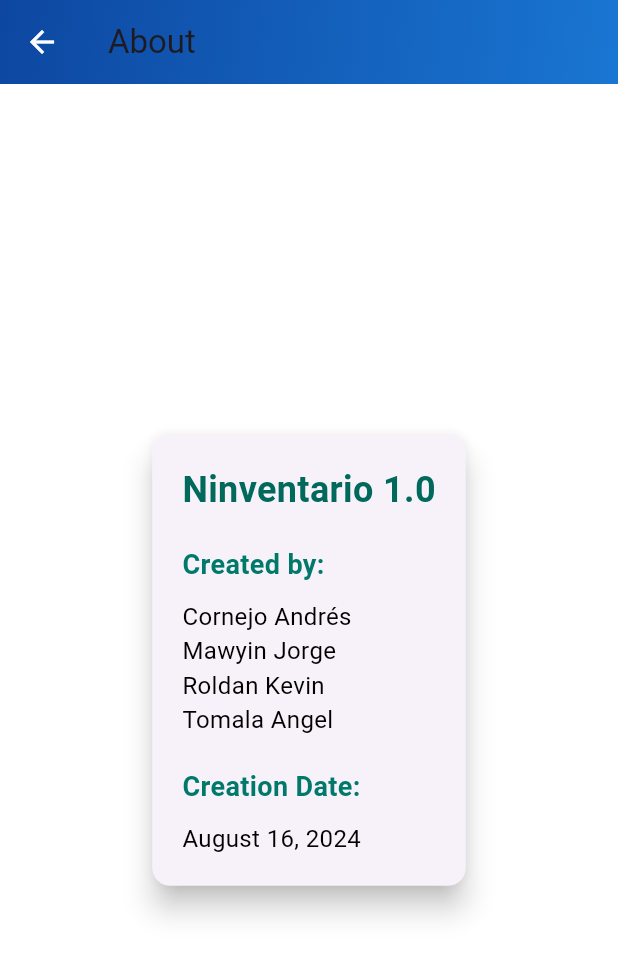
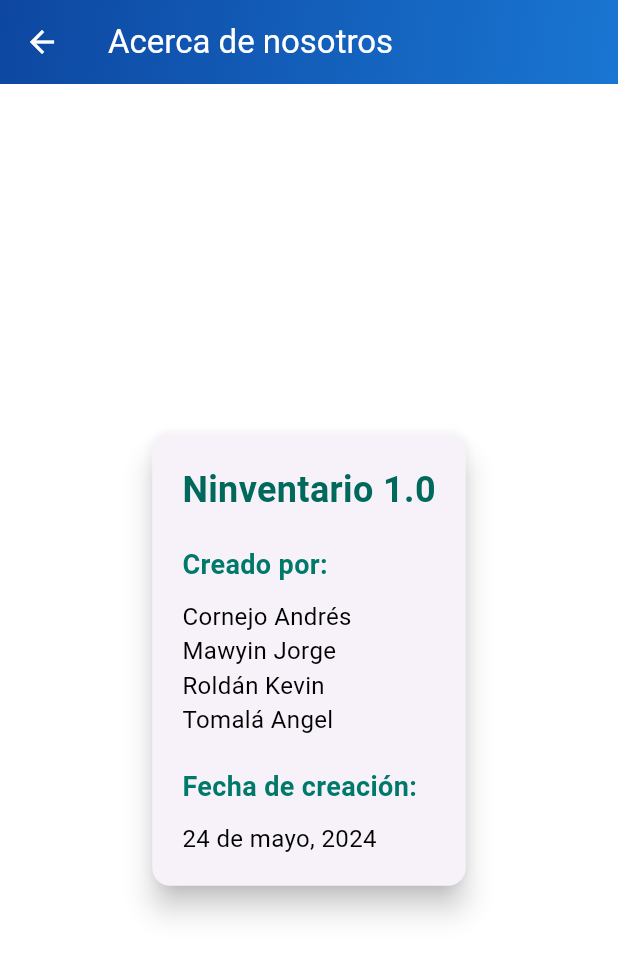
Before and after one commit to Nintventario-Team/NintventarioApp-beta, a Flutter app: the AboutScreen screen opened directly, on a phone screen of 412 x 824 dp. Shown: the top 957 px of the screen. Run offline on Flutter 3.47's test engine with Material 3 defaults, Android fonts, the phone set to English and light mode, and no system bars; our stand-ins replace font_awesome_flutter, shared_preferences; missing offline and left inert: mobile_scanner; accounts and stored records are empty.

Commit message:
small changes

```diff
--- a/lib/screens/about.dart
+++ b/lib/screens/about.dart
@@ -10,8 +10,8 @@ class AboutScreen extends StatelessWidget {
   final List<String> creators = <String>[
     'Cornejo Andrés',
     'Mawyin Jorge',
-    'Roldan Kevin',
-    'Tomala Angel'
+    'Roldán Kevin',
+    'Tomalá Angel'
   ];
 
   /// Formatted current date.
@@ -26,7 +26,7 @@ class AboutScreen extends StatelessWidget {
   Widget build(BuildContext context) {
     return Scaffold(
       appBar: AppBar(
-        title: const Text('About'),
+        title: const Text('Acerca de nosotros', style: TextStyle(color: Colors.white),),
         elevation: 4,
         leading: IconButton(
           icon: const Icon(Icons.arrow_back),
@@ -71,7 +71,7 @@ class AboutScreen extends StatelessWidget {
                     ),
                     const SizedBox(height: 20),
                     Text(
-                      'Created by:',
+                      'Creado por:',
                       style: TextStyle(
                         fontSize: 18,
                         fontWeight: FontWeight.w600,
@@ -95,7 +95,7 @@ class AboutScreen extends StatelessWidget {
                     ),
                     const SizedBox(height: 20),
                     Text(
-                      'Creation Date:',
+                      'Fecha de creación:',
                       style: TextStyle(
                         fontSize: 18,
                         fontWeight: FontWeight.w600,
@@ -104,9 +104,9 @@ class AboutScreen extends StatelessWidget {
                       ),
                     ),
                     const SizedBox(height: 10),
-                    Text(
-                      currentDate,
-                      style: const TextStyle(
+                    const Text(
+                      '24 de mayo, 2024',
+                      style: TextStyle(
                         fontSize: 16,
                         color: Color.fromARGB(
                             255, 0, 0, 0), // Slightly lighter teal for date
--- a/lib/screens/account_info.dart
+++ b/lib/screens/account_info.dart
@@ -7,7 +7,7 @@ void showAccountInfo(BuildContext context) {
     context: context,
     builder: (BuildContext context) {
       return AlertDialog(
-        title: const Text('Account Information'),
+        title: const Text('Información de la cuenta'),
         content: Text('El usuario actual es: ${LoginAppState.currentUsername}'),
         actions: <Widget>[
           TextButton(
```
